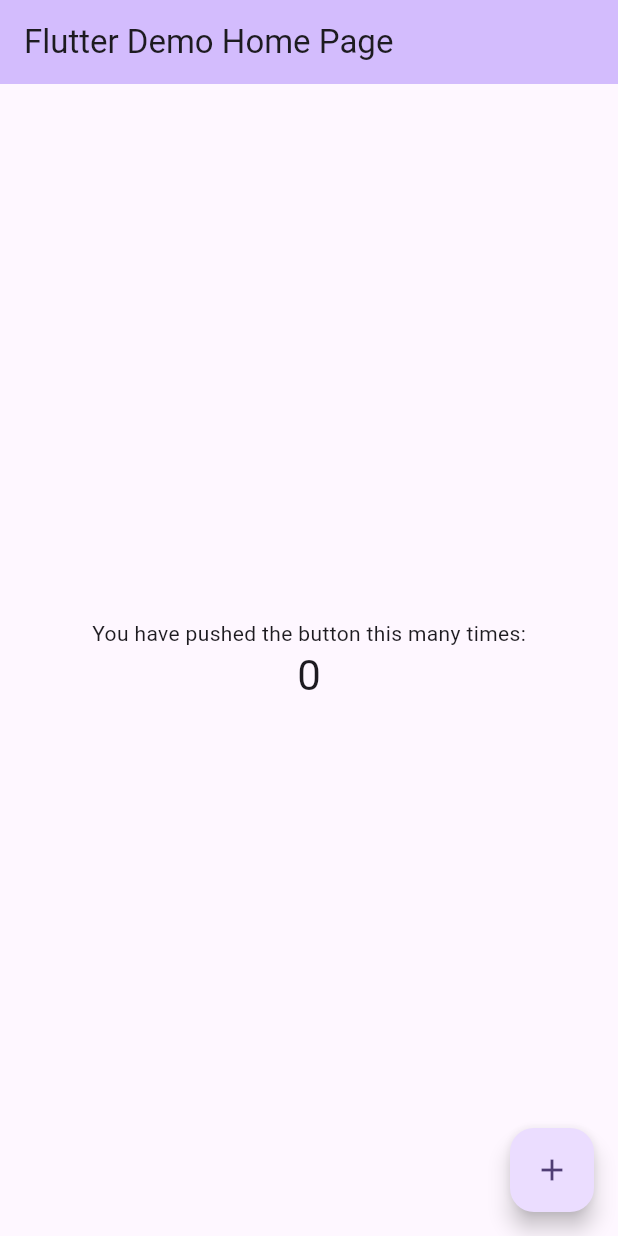
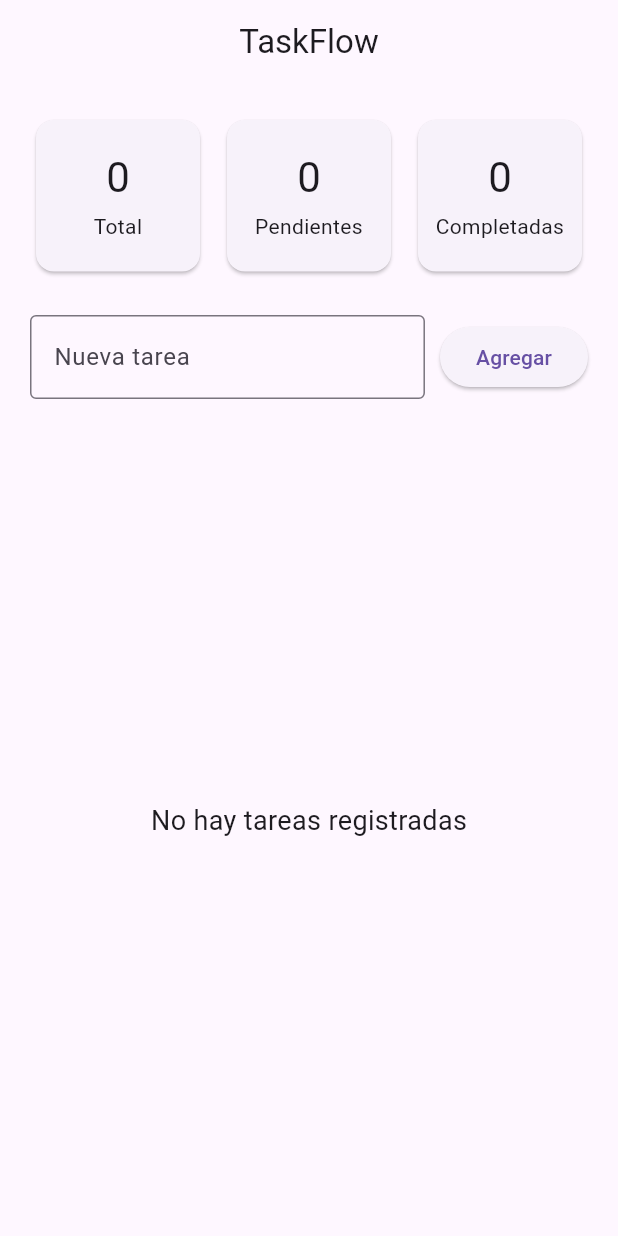
Before and after one commit to buso06/ejemplo_riverpod, a Flutter app: the screen it shows after launch, on a phone screen of 412 x 824 dp. Run offline on Flutter 3.47's test engine with Material 3 defaults, Android fonts, the phone set to English and light mode, and no system bars; our stand-ins replace flutter_riverpod.

Commit message:
Mariela, Kendall, Buso y Astrid: avance models, screens, state; falta widgets

```diff
--- a/lib/main.dart
+++ b/lib/main.dart
@@ -1,122 +1,28 @@
 import 'package:flutter/material.dart';
+import 'package:flutter_riverpod/flutter_riverpod.dart';
+
+import 'screens/task_screen.dart';
 
 void main() {
-  runApp(const MyApp());
+  runApp(
+    const ProviderScope(
+      child: MyApp(),
+    ),
+  );
 }
 
 class MyApp extends StatelessWidget {
   const MyApp({super.key});
 
-  // This widget is the root of your application.
   @override
   Widget build(BuildContext context) {
     return MaterialApp(
-      title: 'Flutter Demo',
+      debugShowCheckedModeBanner: false,
+      title: 'TaskFlow',
       theme: ThemeData(
-        // This is the theme of your application.
-        //
-        // TRY THIS: Try running your application with "flutter run". You'll see
-        // the application has a purple toolbar. Then, without quitting the app,
-        // try changing the seedColor in the colorScheme below to Colors.green
-        // and then invoke "hot reload" (save your changes or press the "hot
-        // reload" button in a Flutter-supported IDE, or press "r" if you used
-        // the command line to start the app).
-        //
-        // Notice that the counter didn't reset back to zero; the application
-        // state is not lost during the reload. To reset the state, use hot
-        // restart instead.
-        //
-        // This works for code too, not just values: Most code changes can be
-        // tested with just a hot reload.
-        colorScheme: .fromSeed(seedColor: Colors.deepPurple),
+        useMaterial3: true,
       ),
-      home: const MyHomePage(title: 'Flutter Demo Home Page'),
+      home: const TaskScreen(),
     );
   }
 }
-
-class MyHomePage extends StatefulWidget {
-  const MyHomePage({super.key, required this.title});
-
-  // This widget is the home page of your application. It is stateful, meaning
-  // that it has a State object (defined below) that contains fields that affect
-  // how it looks.
-
-  // This class is the configuration for the state. It holds the values (in this
-  // case the title) provided by the parent (in this case the App widget) and
-  // used by the build method of the State. Fields in a Widget subclass are
-  // always marked "final".
-
-  final String title;
-
-  @override
-  State<MyHomePage> createState() => _MyHomePageState();
-}
-
-class _MyHomePageState extends State<MyHomePage> {
-  int _counter = 0;
-
-  void _incrementCounter() {
-    setState(() {
-      // This call to setState tells the Flutter framework that something has
-      // changed in this State, which causes it to rerun the build method below
-      // so that the display can reflect the updated values. If we changed
-      // _counter without calling setState(), then the build method would not be
-      // called again, and so nothing would appear to happen.
-      _counter++;
-    });
-  }
-
-  @override
-  Widget build(BuildContext context) {
-    // This method is rerun every time setState is called, for instance as done
-    // by the _incrementCounter method above.
-    //
-    // The Flutter framework has been optimized to make rerunning build methods
-    // fast, so that you can just rebuild anything that needs updating rather
-    // than having to individually change instances of widgets.
-    return Scaffold(
-      appBar: AppBar(
-        // TRY THIS: Try changing the color here to a specific color (to
-        // Colors.amber, perhaps?) and trigger a hot reload to see the AppBar
-        // change color while the other colors stay the same.
-        backgroundColor: Theme.of(context).colorScheme.inversePrimary,
-        // Here we take the value from the MyHomePage object that was created by
-        // the App.build method, and use it to set our appbar title.
-        title: Text(widget.title),
-      ),
-      body: Center(
-        // Center is a layout widget. It takes a single child and positions it
-        // in the middle of the parent.
-        child: Column(
-          // Column is also a layout widget. It takes a list of children and
-          // arranges them vertically. By default, it sizes itself to fit its
-          // children horizontally, and tries to be as tall as its parent.
-          //
-          // Column has various properties to control how it sizes itself and
-          // how it positions its children. Here we use mainAxisAlignment to
-          // center the children vertically; the main axis here is the vertical
-          // axis because Columns are vertical (the cross axis would be
-          // horizontal).
-          //
-          // TRY THIS: Invoke "debug painting" (choose the "Toggle Debug Paint"
-          // action in the IDE, or press "p" in the console), to see the
-          // wireframe for each widget.
-          mainAxisAlignment: .center,
-          children: [
-            const Text('You have pushed the button this many times:'),
-            Text(
-              '$_counter',
-              style: Theme.of(context).textTheme.headlineMedium,
-            ),
-          ],
-        ),
-      ),
-      floatingActionButton: FloatingActionButton(
-        onPressed: _incrementCounter,
-        tooltip: 'Increment',
-        child: const Icon(Icons.add),
-      ),
-    );
-  }
-}
--- /dev/null
+++ b/lib/screens/task_screen.dart
@@ -0,0 +1,196 @@
+import 'package:flutter/material.dart';
+import 'package:flutter_riverpod/flutter_riverpod.dart';
+
+import '../state/task_provider.dart';
+
+class TaskScreen extends ConsumerStatefulWidget {
+  const TaskScreen({super.key});
+
+  @override
+  ConsumerState<TaskScreen> createState() => _TaskScreenState();
+}
+
+class _TaskScreenState extends ConsumerState<TaskScreen> {
+  final TextEditingController _taskController = TextEditingController();
+
+  @override
+  void dispose() {
+    _taskController.dispose();
+    super.dispose();
+  }
+
+  void _addTask() {
+    final title = _taskController.text;
+
+    if (title.trim().isEmpty) {
+      ScaffoldMessenger.of(context).showSnackBar(
+        const SnackBar(
+          content: Text('Escriba una tarea'),
+        ),
+      );
+      return;
+    }
+
+    ref.read(taskProvider.notifier).addTask(title);
+
+    _taskController.clear();
+  }
+
+  @override
+  Widget build(BuildContext context) {
+    final tasks = ref.watch(taskProvider);
+
+    final total = tasks.length;
+    final completed = tasks.where((task) => task.completed).length;
+    final pending = total - completed;
+
+    return Scaffold(
+      appBar: AppBar(
+        title: const Text('TaskFlow'),
+        centerTitle: true,
+      ),
+      body: Padding(
+        padding: const EdgeInsets.all(20),
+        child: Column(
+          children: [
+            Row(
+              children: [
+                Expanded(
+                  child: _StatCard(
+                    title: 'Total',
+                    value: total,
+                  ),
+                ),
+                const SizedBox(width: 10),
+                Expanded(
+                  child: _StatCard(
+                    title: 'Pendientes',
+                    value: pending,
+                  ),
+                ),
+                const SizedBox(width: 10),
+                Expanded(
+                  child: _StatCard(
+                    title: 'Completadas',
+                    value: completed,
+                  ),
+                ),
+              ],
+            ),
+
+            const SizedBox(height: 25),
+
+            Row(
+              children: [
+                Expanded(
+                  child: TextField(
+                    controller: _taskController,
+                    decoration: const InputDecoration(
+                      labelText: 'Nueva tarea',
+                      hintText: 'Ej: Estudiar para el quiz',
+                      border: OutlineInputBorder(),
+                    ),
+                    onSubmitted: (_) => _addTask(),
+                  ),
+                ),
+                const SizedBox(width: 10),
+                ElevatedButton(
+                  onPressed: _addTask,
+                  child: const Text('Agregar'),
+                ),
+              ],
+            ),
+
+            const SizedBox(height: 25),
+
+            Expanded(
+              child: tasks.isEmpty
+                  ? const Center(
+                      child: Text(
+                        'No hay tareas registradas',
+                        style: TextStyle(fontSize: 18),
+                      ),
+                    )
+                  : ListView.builder(
+                      itemCount: tasks.length,
+                      itemBuilder: (context, index) {
+                        final task = tasks[index];
+
+                        return Card(
+                          child: ListTile(
+                            leading: Checkbox(
+                              value: task.completed,
+                              onChanged: (_) {
+                                ref
+                                    .read(taskProvider.notifier)
+                                    .toggleTask(index);
+                              },
+                            ),
+                            title: Text(
+                              task.title,
+                              style: TextStyle(
+                                decoration: task.completed
+                                    ? TextDecoration.lineThrough
+                                    : TextDecoration.none,
+                              ),
+                            ),
+                            subtitle: Text(
+                              task.completed
+                                  ? 'Completada'
+                                  : 'Pendiente',
+                            ),
+                            trailing: IconButton(
+                              icon: const Icon(Icons.delete),
+                              tooltip: 'Eliminar',
+                              onPressed: () {
+                                ref
+                                    .read(taskProvider.notifier)
+                                    .deleteTask(index);
+                              },
+                            ),
+                          ),
+                        );
+                      },
+                    ),
+            ),
+          ],
+        ),
+      ),
+    );
+  }
+}
+
+class _StatCard extends StatelessWidget {
+  final String title;
+  final int value;
+
+  const _StatCard({
+    required this.title,
+    required this.value,
+  });
+
+  @override
+  Widget build(BuildContext context) {
+    return Card(
+      child: Padding(
+        padding: const EdgeInsets.symmetric(
+          vertical: 20,
+          horizontal: 10,
+        ),
+        child: Column(
+          children: [
+            Text(
+              '$value',
+              style: Theme.of(context).textTheme.headlineMedium,
+            ),
+            const SizedBox(height: 5),
+            Text(
+              title,
+              textAlign: TextAlign.center,
+            ),
+          ],
+        ),
+      ),
+    );
+  }
+}
--- a/pubspec.yaml
+++ b/pubspec.yaml
@@ -34,6 +34,7 @@ dependencies:
   # The following adds the Cupertino Icons font to your application.
   # Use with the CupertinoIcons class for iOS style icons.
   cupertino_icons: ^1.0.8
+  flutter_riverpod: ^2.6.1
 
 dev_dependencies:
   flutter_test:
```
Also changed, not shown: lib/models/task.dart (added, +19 -0 lines), lib/state/task_provider.dart (added, +40 -0 lines), pubspec.lock.
